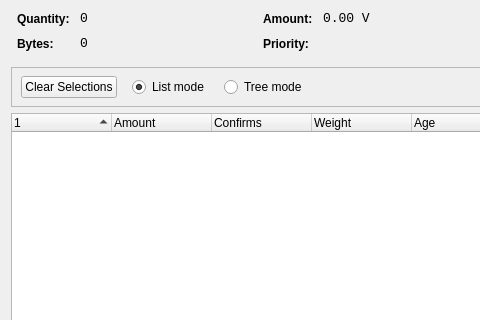
Before: the Qt Designer form src/qt/forms/coincontroldialog.ui in noise23/version, drawn with Qt 5; both pictures show x 0 to 480 and y 0 to 320 of the 1000 by 500 pixel window.
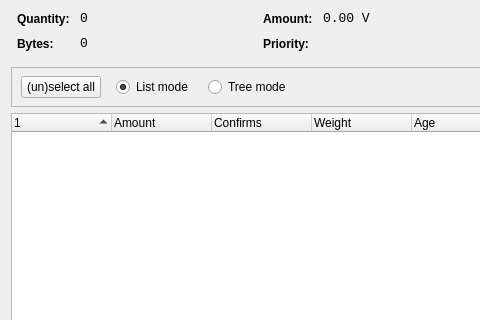
After: the same form once the commit is applied. Custom widgets are drawn as their Qt base class.

Commit message: Coin control (un)select button text

Diff of the .ui file:
```diff
--- a/src/qt/forms/coincontroldialog.ui
+++ b/src/qt/forms/coincontroldialog.ui
@@ -392,7 +392,7 @@
           </sizepolicy>
          </property>
          <property name="text">
-          <string>Clear Selections</string>
+          <string>(un)select all</string>
          </property>
         </widget>
        </item>
```
